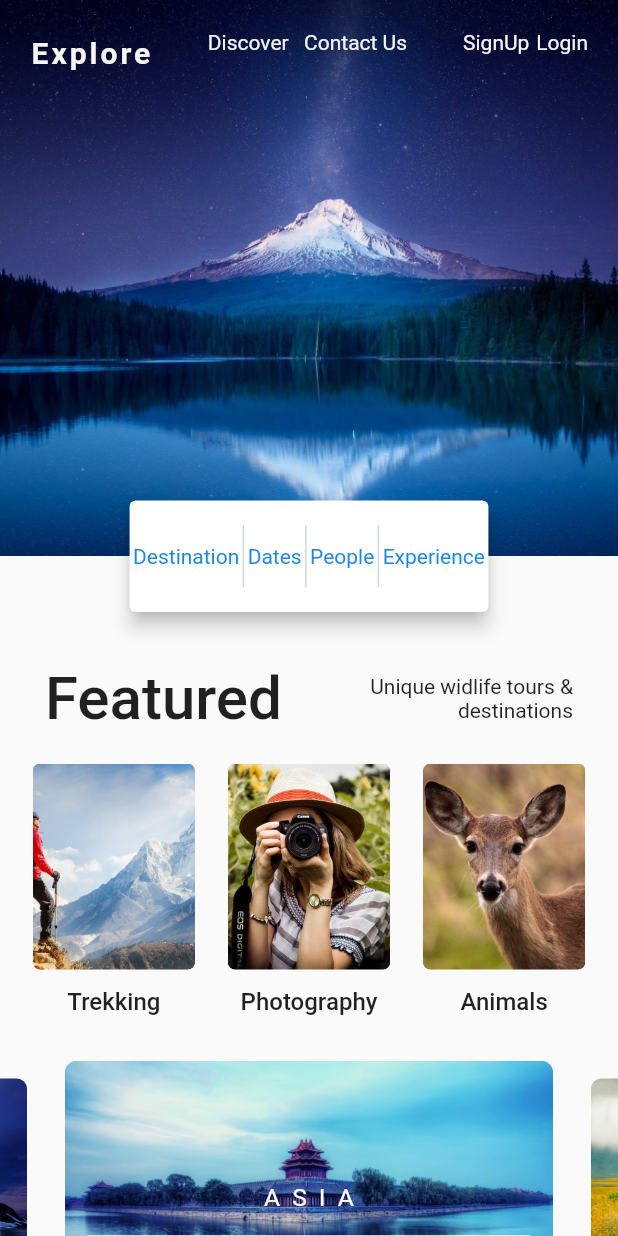
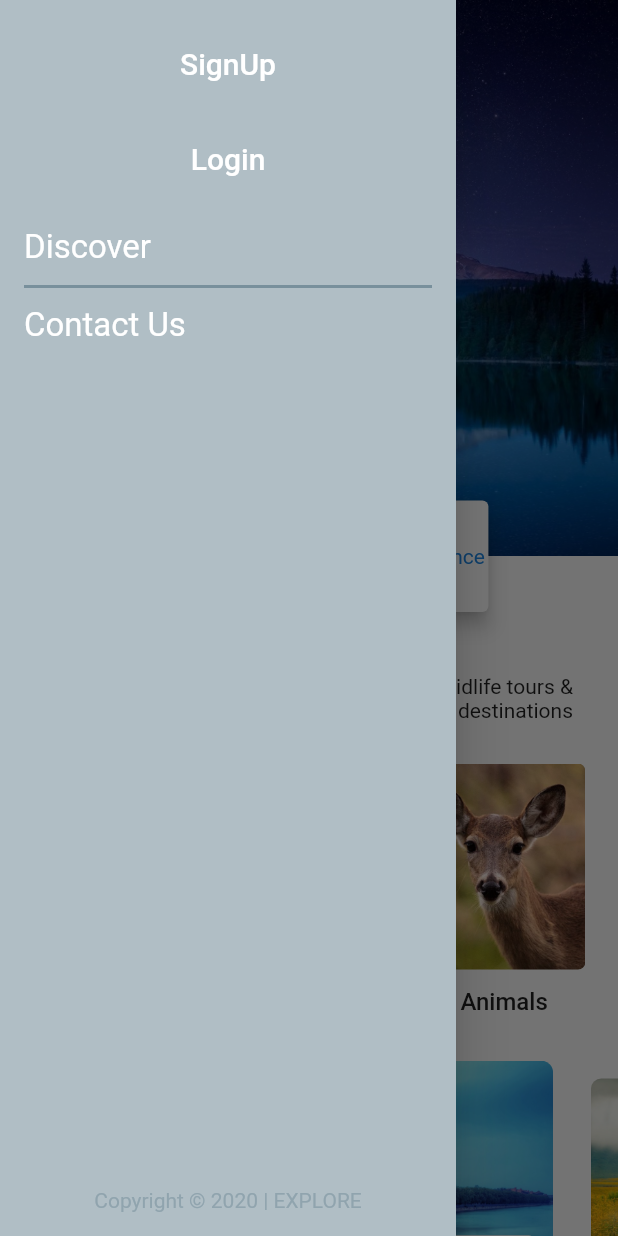
Before and after one commit to bhavesh2410/explore-webApp, a Flutter app: the screen it shows after launch, with the side drawer open (before the commit the screen has no drawer), on a phone screen of 412 x 824 dp. Run offline on Flutter 3.47's test engine with Material 2 defaults, Android fonts, the phone set to English and light mode, and no system bars; drawn by our look-alikes of carousel_slider; Roboto replaces fonts that are missing (Montserrat).

Commit message:
responsiveness added to the screen

```diff
--- a/lib/screens/home_page.dart
+++ b/lib/screens/home_page.dart
@@ -1,8 +1,11 @@
+import 'package:explore/widgets/app_drawer.dart';
 import 'package:explore/widgets/bottom_bar.dart';
 import 'package:explore/widgets/carousel_images.dart';
 import 'package:explore/widgets/featured_heading.dart';
 import 'package:explore/widgets/featured_tile.dart';
 import 'package:explore/widgets/floating_quick_access_bar.dart';
+import 'package:explore/widgets/responsive_widget.dart';
+import 'package:explore/widgets/top_bar_contents.dart';
 import 'package:flutter/material.dart';
 
 class HomePage extends StatefulWidget {
@@ -12,154 +15,33 @@ class HomePage extends StatefulWidget {
 
 class _HomePageState extends State<HomePage> {
   List<bool> _isHovered = [false, false, false, false, false];
+  double _opacity = 0;
 
   @override
   Widget build(BuildContext context) {
     final mediaQuery = MediaQuery.of(context).size;
     return Scaffold(
-      appBar: PreferredSize(
-        preferredSize: Size(mediaQuery.width, 70),
-        child: Container(
-          padding: EdgeInsets.all(20),
-          child: Center(
-            child: Row(
-              children: [
-                Text(
-                  'Explore',
-                  style: TextStyle(
-                      fontSize: 20,
-                      fontWeight: FontWeight.bold,
-                      color: Colors.grey[100],
-                      letterSpacing: 2
-                  ),
-                ),
-                Expanded(
-                  child: Row(
-                    mainAxisAlignment: MainAxisAlignment.center,
-                    children: [
-                      InkWell(
-                          onTap: () {},
-                          onHover: (value) {
-                            setState(() {
-                              _isHovered[0] = value;
-                            });
-                          },
-                          child: Column(
-                            children: [
-                              Text(
-                                'Discover',
-                                style: TextStyle(color: _isHovered[0]
-                                    ? Colors.blue[100]
-                                    : Colors.grey[100]),
-                              ),
-                              SizedBox(height: 5,),
-                              Visibility(
-                                  maintainAnimation: true,
-                                  maintainSize: true,
-                                  maintainState: true,
-                                  visible: _isHovered[0],
-                                  child: Container(
-                                    width: 20,
-                                    height: 2,
-                                    color: Colors.white,
-                                  ))
-                            ],
-                          )),
-                      SizedBox(
-                        width: mediaQuery.width / 40,
-                      ),
-                      InkWell(
-                          onTap: () {},
-                          onHover: (value) {
-                            setState(() {
-                              _isHovered[1] = value;
-                            });
-                          },
-                          child: Column(
-                            children: [
-                              Text('Contact Us',
-                                  style: TextStyle(color: _isHovered[1]
-                                      ? Colors.blue[100]
-                                      : Colors.grey[100])),
-                              SizedBox(height: 5,),
-                              Visibility(
-                                  maintainAnimation: true,
-                                  maintainSize: true,
-                                  maintainState: true,
-                                  visible: _isHovered[1],
-                                  child: Container(
-                                    width: 20,
-                                    height: 2,
-                                    color: Colors.white,
-                                  ))
-                            ],
-                          ))
-                    ],
-                  ),
-                ),
-                InkWell(
-                  onTap: () {},
-                  onHover: (value) {
-                    setState(() {
-                      _isHovered[2] = value;
-                    });
-                  },
-                  child:
-                      Column(
-                        children: [
-                          Text('SignUp', style: TextStyle(color: _isHovered[2]
-                              ? Colors.blue[100]
-                              : Colors.grey[100])),
-                          SizedBox(height: 5,),
-                          Visibility(
-                              maintainAnimation: true,
-                              maintainSize: true,
-                              maintainState: true,
-                              visible: _isHovered[2],
-                              child: Container(
-                                width: 20,
-                                height: 2,
-                                color: Colors.white,
-                              ))
-                        ],
-                      ),
-
-                ),
-                SizedBox(
-                  width: mediaQuery.width / 90,
-                ),
-                InkWell(
-                  onTap: () {},
-                  onHover: (value) {
-                    setState(() {
-                      _isHovered[3] = value;
-                    });
-                  },
-                  child:
-                      Column(
-                        children: [
-                          Text('Login', style: TextStyle(color: _isHovered[3]
-                              ? Colors.blue[100]
-                              : Colors.grey[100])),
-                          SizedBox(height: 5,),
-                          Visibility(
-                              maintainAnimation: true,
-                              maintainSize: true,
-                              maintainState: true,
-                              visible: _isHovered[3],
-                              child: Container(
-                                width: 20,
-                                height: 2,
-                                color: Colors.white,
-                              ))
-                        ],
-                      ),
-                )
-              ],
-            ),
+      appBar: ResponsiveWidget.isSmallScreen(context)
+          ? AppBar(
+        backgroundColor: Colors.transparent,
+        elevation: 0,
+        centerTitle: true,
+        title: Text(
+          'EXPLORE',
+          style: TextStyle(
+            color: Colors.blueGrey[100],
+            fontSize: 20,
+            fontFamily: 'Montserrat',
+            fontWeight: FontWeight.w400,
+            letterSpacing: 3
           ),
         ),
-      ),
+      )
+          : PreferredSize(
+              preferredSize: Size(mediaQuery.width, 70),
+              child: TopBarContents(_opacity),
+            ),
+      drawer: AppDrawer(),
       extendBodyBehindAppBar: true,
       body: SingleChildScrollView(
         physics: ClampingScrollPhysics(),
@@ -167,7 +49,8 @@ class _HomePageState extends State<HomePage> {
           children: [
             Stack(
               children: [
-                Container( // image below the top bar
+                Container(
+                  // image below the top bar
                   child: SizedBox(
                     height: mediaQuery.height * 0.45,
                     width: mediaQuery.width,
--- /dev/null
+++ b/lib/widgets/app_drawer.dart
@@ -0,0 +1,103 @@
+import 'package:flutter/material.dart';
+
+class AppDrawer extends StatefulWidget {
+  @override
+  _AppDrawerState createState() => _AppDrawerState();
+}
+
+class _AppDrawerState extends State<AppDrawer> {
+  bool _isProcessing = false;
+
+  @override
+  Widget build(BuildContext context) {
+    return Drawer(
+      child: Container(
+        color: Colors.blueGrey[200],
+        child: Padding(
+          padding: const EdgeInsets.all(16.0),
+          child: Column(
+            crossAxisAlignment: CrossAxisAlignment.start,
+            mainAxisAlignment: MainAxisAlignment.start,
+            children: [
+              Container(
+                width: double.maxFinite,
+                child: FlatButton(
+                    onPressed: () {
+                      // showDialog(
+                      //   context: context,
+                      //   builder: (context) => AuthD
+                      // )
+                    },
+                    shape: RoundedRectangleBorder(
+                        borderRadius: BorderRadius.circular(16)),
+                    hoverColor: Colors.blueGrey[800],
+                    child: Padding(
+                      padding: EdgeInsets.only(top: 15.0, bottom: 15.0),
+                      child: Text(
+                        'SignUp',
+                        style: TextStyle(fontSize: 20, color: Colors.white),
+                      ),
+                    )),
+              ),
+              SizedBox(height: 10,),
+              Container(
+                width: double.maxFinite,
+                child: FlatButton(
+                    onPressed: () {
+                      // showDialog(
+                      //   context: context,
+                      //   builder: (context) => AuthD
+                      // )
+                    },
+                    shape: RoundedRectangleBorder(
+                        borderRadius: BorderRadius.circular(16)),
+                    hoverColor: Colors.blueGrey[900],
+                    child: Padding(
+                      padding: EdgeInsets.only(top: 15.0, bottom: 15.0),
+                      child: Text(
+                        'Login',
+                        style: TextStyle(fontSize: 20, color: Colors.white),
+                      ),
+                    )),
+              ),
+              SizedBox(height: 20),
+              InkWell(
+                onTap: () {},
+                child: Text(
+                  'Discover',
+                  style: TextStyle(color: Colors.white, fontSize: 22),
+                ),
+              ),
+              Padding(
+                padding: const EdgeInsets.only(top: 5.0, bottom: 5.0),
+                child: Divider(
+                  color: Colors.blueGrey[400],
+                  thickness: 2,
+                ),
+              ),
+              InkWell(
+                onTap: () {},
+                child: Text(
+                  'Contact Us',
+                  style: TextStyle(color: Colors.white, fontSize: 22),
+                ),
+              ),
+              Expanded(
+                child: Align(
+                  alignment: Alignment.bottomCenter,
+                  child: Text(
+                    'Copyright © 2020 | EXPLORE',
+                    style: TextStyle(
+                      color: Colors.blueGrey[300],
+                      fontSize: 14,
+                    ),
+                  ),
+                ),
+              )
+            ],
+          ),
+        ),
+      ),
+    );
+  }
+}
```
Also changed, not shown: lib/widgets/bottom_bar.dart (+99 -82 lines), lib/widgets/info_text.dart (added, +30 -0 lines), lib/widgets/responsive_widget.dart (added, +42 -0 lines), lib/widgets/top_bar_contents.dart (added, +188 -0 lines).
